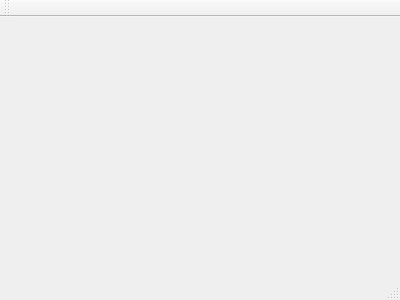
Before: the Qt Designer form mainwindow.ui in Zheka001/Convertor, drawn with Qt 5.
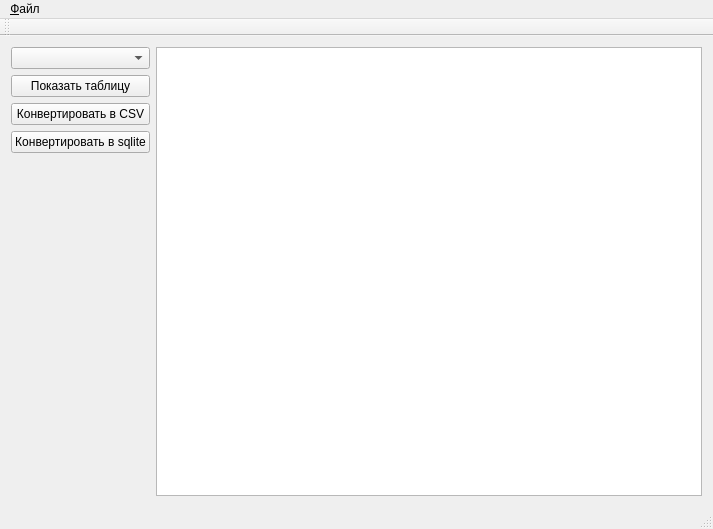
After: the same form once the commit is applied.

The edit to the form file:
```diff
--- a/mainwindow.ui
+++ b/mainwindow.ui
@@ -1,24 +1,93 @@
 <ui version="4.0">
  <class>MainWindow</class>
- <widget class="QMainWindow" name="MainWindow" >
-  <property name="geometry" >
+ <widget class="QMainWindow" name="MainWindow">
+  <property name="geometry">
    <rect>
     <x>0</x>
     <y>0</y>
-    <width>400</width>
-    <height>300</height>
+    <width>713</width>
+    <height>529</height>
    </rect>
   </property>
   <property name="windowTitle" >
    <string>MainWindow</string>
   </property>
-  <widget class="QMenuBar" name="menuBar" />
-  <widget class="QToolBar" name="mainToolBar" />
-  <widget class="QWidget" name="centralWidget" />
-  <widget class="QStatusBar" name="statusBar" />
+  <widget class="QWidget" name="centralWidget">
+   <layout class="QGridLayout" name="gridLayout">
+    <item row="0" column="0">
+     <widget class="QComboBox" name="tableBox"/>
+    </item>
+    <item row="0" column="1" rowspan="8">
+     <widget class="QTableView" name="sqlView"/>
+    </item>
+    <item row="1" column="0">
+     <widget class="QPushButton" name="showButton">
+      <property name="text">
+       <string>Показать таблицу</string>
+      </property>
+     </widget>
+    </item>
+    <item row="3" column="0">
+     <widget class="QPushButton" name="convertSqlButton">
+      <property name="text">
+       <string>Конвертировать в sqlite</string>
+      </property>
+     </widget>
+    </item>
+    <item row="2" column="0">
+     <widget class="QPushButton" name="convertButton">
+      <property name="text">
+       <string>Конвертировать в CSV</string>
+      </property>
+     </widget>
+    </item>
+   </layout>
+  </widget>
+  <widget class="QToolBar" name="mainToolBar">
+   <attribute name="toolBarArea">
+    <enum>TopToolBarArea</enum>
+   </attribute>
+   <attribute name="toolBarBreak">
+    <bool>false</bool>
+   </attribute>
+  </widget>
+  <widget class="QStatusBar" name="statusBar"/>
+  <widget class="QMenuBar" name="menuBar">
+   <property name="geometry">
+    <rect>
+     <x>0</x>
+     <y>0</y>
+     <width>713</width>
+     <height>21</height>
+    </rect>
+   </property>
+   <widget class="QMenu" name="menu">
+    <property name="title">
+     <string>&amp;Файл</string>
+    </property>
+    <addaction name="actionOpenDb"/>
+    <addaction name="actionOpencsv"/>
+    <addaction name="actionClose"/>
+   </widget>
+   <addaction name="menu"/>
+  </widget>
+  <action name="actionOpenDb">
+   <property name="text">
+    <string>Открыть базу данных</string>
+   </property>
+  </action>
+  <action name="actionOpencsv">
+   <property name="text">
+    <string>Открыть файл csv</string>
+   </property>
+  </action>
+  <action name="actionClose">
+   <property name="text">
+    <string>Закрыть</string>
+   </property>
+  </action>
  </widget>
- <layoutDefault spacing="6" margin="11" />
- <pixmapfunction></pixmapfunction>
+ <layoutdefault spacing="6" margin="11"/>
  <resources/>
  <connections/>
 </ui>
```
Left out of the diff: 3 changed lines with no effect on the pictures.
